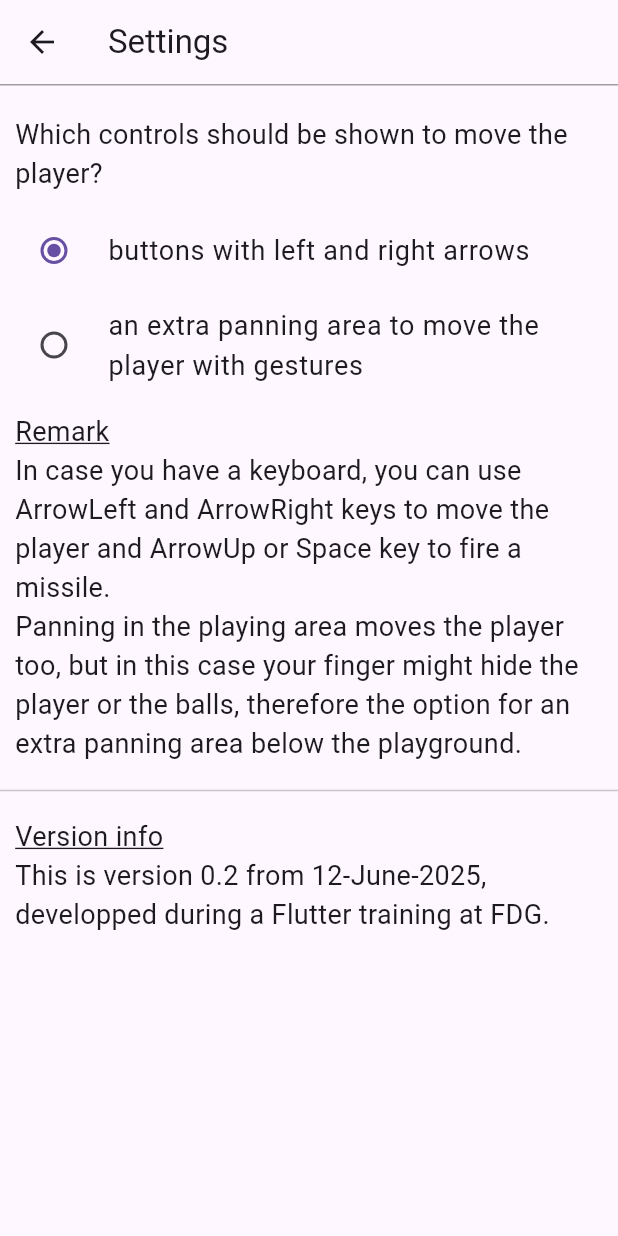
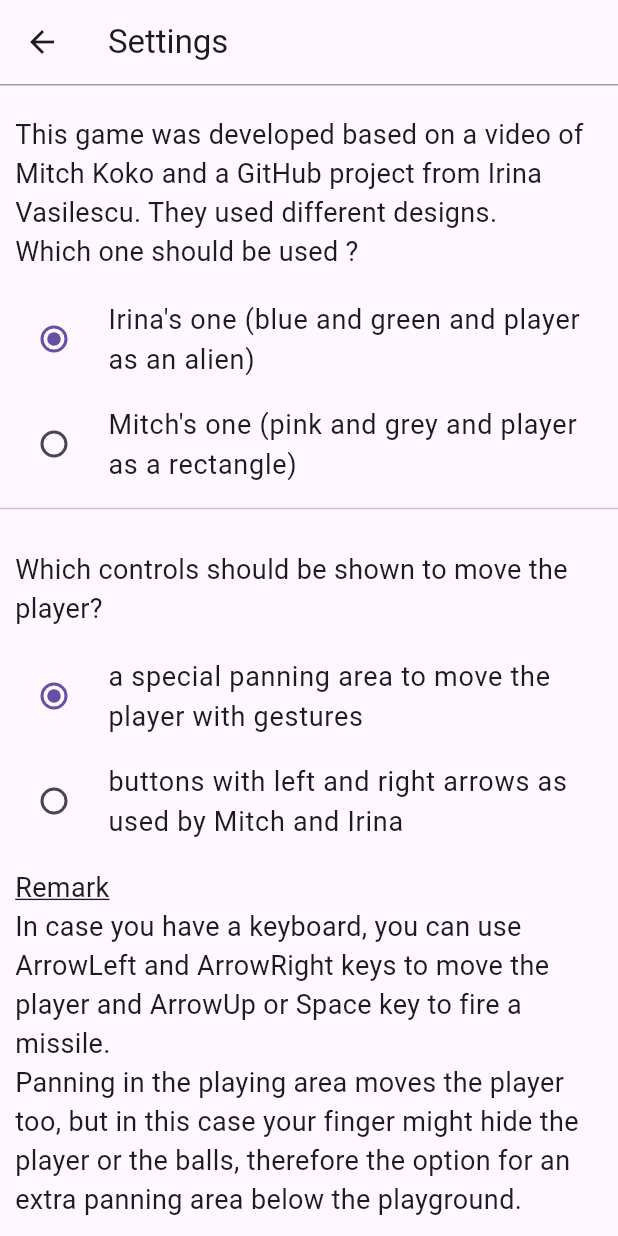
Before and after one commit to fdg2425/bubbleTrouble_flutter_navalnorth_forked, a Flutter app: the screen it shows after launch, after a tap on the "settings" icon, on a phone screen of 412 x 824 dp. Run offline on Flutter 3.47's test engine with Material 3 defaults, Android fonts, the phone set to English and light mode, and no system bars; project files that could hold a hidden picture were left out.

Commit message:
new setting to switch the design between Mitch (pink & grey) and Irina (blue & green)

```diff
--- a/lib/ball.dart
+++ b/lib/ball.dart
@@ -15,7 +15,7 @@ class Ball {
   // as all balls follow similar curves.
   Ball() {
     var random = Random();
-    speedY = 180 + 60 * random.nextDouble();
+    speedY = 200 + 60 * random.nextDouble();
     speedX = -5 + 2 * random.nextDouble();
   }
 
--- /dev/null
+++ b/lib/helper_classes/layout.dart
@@ -0,0 +1,22 @@
+import 'package:flutter/material.dart';
+
+class Layout {
+  Color? playGroundBackgroundColor;
+  Color? playgroundTextColor;
+  Color? bottomRowBackgroundColor;
+  Color? playerBackgroundColor;
+  String? pathForPlayerIcon;
+
+  Layout.mitch() {
+    playGroundBackgroundColor = Colors.pink[100];
+    playgroundTextColor = Colors.grey.shade600;
+    bottomRowBackgroundColor = Colors.grey;
+    playerBackgroundColor = Colors.deepPurple;
+  }
+  Layout.irina() {
+    playGroundBackgroundColor = Colors.blue[900];
+    playgroundTextColor = Colors.white70;
+    bottomRowBackgroundColor = Colors.green;
+    pathForPlayerIcon = "assets/images/alien.png";
+  }
+}
--- a/lib/helper_widgets/score_display.dart
+++ b/lib/helper_widgets/score_display.dart
@@ -1,11 +1,15 @@
 import 'package:flutter/material.dart';
+
+import '../helper_classes/layout.dart';
 
 class ScoreDisplay extends StatelessWidget {
   const ScoreDisplay({
     super.key,
+    required this.layout,
     required this.score,
   });
 
+  final Layout layout;
   final int score;
 
   @override
@@ -21,7 +25,7 @@ class ScoreDisplay extends StatelessWidget {
 
           child: Text("Your score: $score",
               style: TextStyle(
-                  color: Colors.grey.shade600,
+                  color: layout.playgroundTextColor,
                   fontWeight: FontWeight.bold,
                   fontSize: 22)),
         ));
--- a/lib/homepage.dart
+++ b/lib/homepage.dart
@@ -348,7 +348,7 @@ class _HomePageState extends State<HomePage>
               child: GestureDetector(
                 onPanUpdate: onPanUpdate,
                 child: Container(
-                  color: Colors.pink[100],
+                  color: settingsProvider.layout.playGroundBackgroundColor,
                   child: Stack(
                     alignment: Alignment.center,
                     children: [
@@ -366,9 +366,13 @@ class _HomePageState extends State<HomePage>
                         right: playingAreaInset,
                         settingsProvider: settingsProvider,
                       ),
-                      if (!showTitle) ScoreDisplay(score: score),
+                      if (!showTitle)
+                        ScoreDisplay(
+                          score: score,
+                          layout: settingsProvider.layout,
+                        ),
                       if (missile != null) missile!.getMissileWidget(),
-                      player.getPlayerWidget(),
+                      player.getPlayerWidget(settingsProvider.layout),
                       // show the balls on top of the player to better see the collisions
                       for (var ball in balls) ball.getBallWidget(),
                       if (!gameIsRunning)
@@ -384,7 +388,7 @@ class _HomePageState extends State<HomePage>
             ),
             Container(
               height: bottomRowHeight,
-              color: Colors.grey,
+              color: settingsProvider.layout.bottomRowBackgroundColor,
               child: Row(
                 children: [
                   MyButton(
@@ -459,7 +463,9 @@ class _HomePageState extends State<HomePage>
         alignment: Alignment.topCenter,
         child: Text(
             "additional ball in ${secondsTillAdditionalBall != null ? secondsTillAdditionalBall.toStringAsFixed(1) : 0}s",
-            style: TextStyle(color: Colors.grey.shade600, fontSize: 16)));
+            style: TextStyle(
+                color: settingsProvider.layout.playgroundTextColor,
+                fontSize: 16)));
   }
 
   Widget showBuildAndTimerStatistics() {
--- a/lib/player.dart
+++ b/lib/player.dart
@@ -1,8 +1,10 @@
 import 'package:flutter/material.dart';
 
+import 'helper_classes/layout.dart';
+
 class Player {
-  double width = 50;
-  double height = 50;
+  double width = 60;
+  double height = 80;
   double left = 0;
   double top = 0;
 
@@ -36,18 +38,25 @@ class Player {
     }
   }
 
-  Widget getPlayerWidget() {
+  Widget getPlayerWidget(Layout layout) {
     return Positioned(
         top: top,
         left: left,
         child: ClipRRect(
           borderRadius: BorderRadius.circular(10),
           child: Container(
-          color: Colors.deepPurple,
+            color: layout.playerBackgroundColor,
             height: height,
             width: width,
+            decoration: layout.pathForPlayerIcon == null
+                ? null
+                : BoxDecoration(
+                    image: DecorationImage(
+                      image: AssetImage(layout.pathForPlayerIcon!),
+                      fit: BoxFit.fill,
                     ),
                   ),
-    );
+          ),
+        ));
   }
 }
--- a/lib/settings/settings_page.dart
+++ b/lib/settings/settings_page.dart
@@ -33,13 +33,64 @@ class _SettingsPageState extends State<SettingsPage> {
           children: [
             Padding(
               padding: const EdgeInsets.fromLTRB(10.0, 20, 10, 10),
+              child: Text(
+                  "This game was developed based on a video of Mitch Koko and a GitHub project from Irina Vasilescu. "
+                  "They used different designs.\nWhich one should be used ?",
+                  style: textStyleNormal),
+            ),
+            RadioListTile<bool>(
+              title: Text("Irina's one (blue and green and player as an alien)",
+                  style: textStyleNormal),
+              value: true,
+              groupValue: widget.settingsProvider.showIrinaLayout,
+              onChanged: (bool? value) {
+                if (value != null) {
+                  setState(() {
+                    widget.settingsProvider.showIrinaLayout = true;
+                  });
+                }
+              },
+            ),
+            RadioListTile<bool>(
+              title: Text(
+                  "Mitch's one (pink and grey and player as a rectangle)",
+                  style: textStyleNormal),
+              value: false,
+              groupValue: widget.settingsProvider.showIrinaLayout,
+              onChanged: (bool? value) {
+                if (value != null) {
+                  setState(() {
+                    widget.settingsProvider.showIrinaLayout = false;
+                  });
+                }
+              },
+            ),
+            const Divider(),
+            Padding(
+              padding: const EdgeInsets.fromLTRB(10.0, 20, 10, 10),
               child: Text("Which controls should be shown to move the player?",
                   style: textStyleNormal),
             ),
             // without a SizedBox around the RadioListTile I got
             // "BoxConstraints forces an infinite width."
             RadioListTile<bool>(
-              title: Text("buttons with left and right arrows",
+              title: Text(
+                  "a special panning area to move the player with gestures",
+                  style: textStyleNormal),
+              value: false,
+              groupValue: widget.settingsProvider.showButtonsForPlayerMovement,
+              onChanged: (bool? value) {
+                if (value != null) {
+                  setState(() {
+                    widget.settingsProvider.showButtonsForPlayerMovement =
+                        false;
+                  });
+                }
+              },
+            ),
+            RadioListTile<bool>(
+              title: Text(
+                  "buttons with left and right arrows as used by Mitch and Irina",
                   style: textStyleNormal),
               value: true,
               groupValue: widget.settingsProvider.showButtonsForPlayerMovement,
@@ -48,21 +99,6 @@ class _SettingsPageState extends State<SettingsPage> {
                   // next setState is needed to update the Radiobuttons
                   setState(() {
                     widget.settingsProvider.showButtonsForPlayerMovement = true;
-                  });
-                }
-              },
-            ),
-            RadioListTile<bool>(
-              title: Text(
-                  "an extra panning area to move the player with gestures",
-                  style: textStyleNormal),
-              value: false,
-              groupValue: widget.settingsProvider.showButtonsForPlayerMovement,
-              onChanged: (bool? value) {
-                if (value != null) {
-                  setState(() {
-                    widget.settingsProvider.showButtonsForPlayerMovement =
-                        false;
                   });
                 }
               },
--- a/lib/settings/settings_provider.dart
+++ b/lib/settings/settings_provider.dart
@@ -1,12 +1,12 @@
+import '../helper_classes/layout.dart';
+
 class SettingsProvider {
   SettingsProvider({required this.callbackOnSettingsChange});
 
   final Function() callbackOnSettingsChange;
 
-  bool _showButtonsForPlayerMovement = true;
-
+  bool _showButtonsForPlayerMovement = false;
   bool get showButtonsForPlayerMovement => _showButtonsForPlayerMovement;
-
   set showButtonsForPlayerMovement(bool value) {
     //print("value is $value");
     if (value != _showButtonsForPlayerMovement) {
@@ -15,5 +15,18 @@ class SettingsProvider {
     }
   }
 
+  bool _showIrinaLayout = true;
+  bool get showIrinaLayout => _showIrinaLayout;
+  set showIrinaLayout(bool value) {
+    if (value != _showIrinaLayout) {
+      _showIrinaLayout = value;
+      _layout = _showIrinaLayout ? Layout.irina() : Layout.mitch();
+      callbackOnSettingsChange();
+    }
+  }
+
+  Layout _layout = Layout.irina();
+  Layout get layout => _layout;
+
   // ToDo: load and save settings
 }
```
Also changed, not shown: assets/images/alien.png (added). Lines whose indentation alone changed are shown as unchanged.
